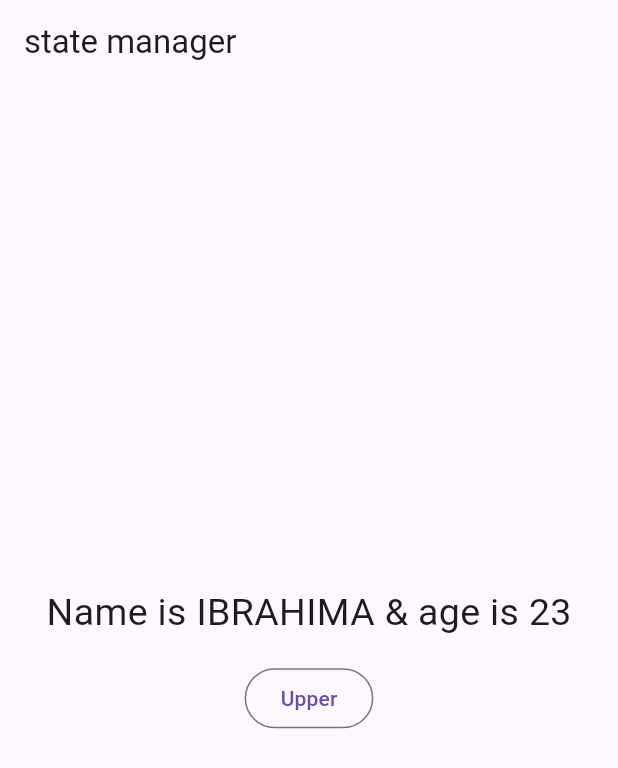
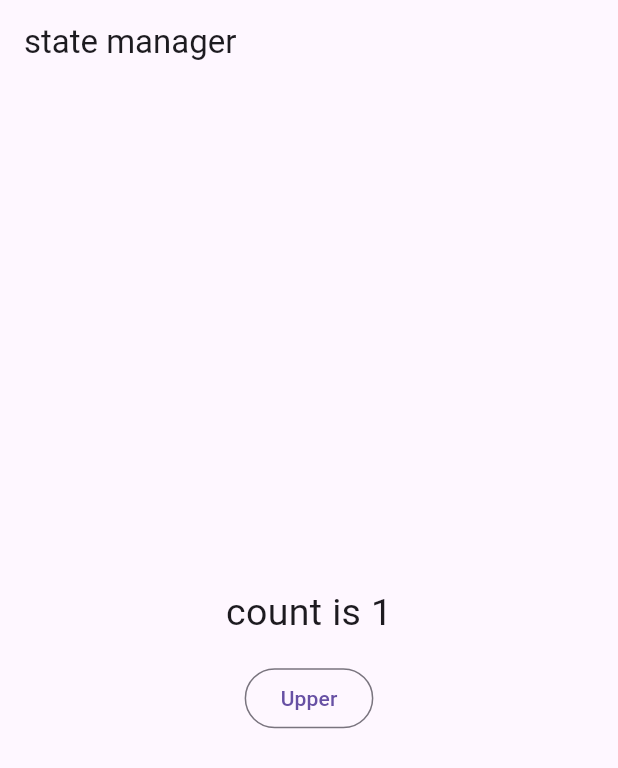
Before and after one commit to LINDEX171/getx, a Flutter app: the screen it shows after launch, after a tap on "Upper", on a phone screen of 412 x 824 dp. Shown: the top 768 px of the screen. Run offline on Flutter 3.47's test engine with Material 3 defaults, Android fonts, the phone set to English and light mode, and no system bars; our stand-ins replace get.

Commit message:
getx xith controller type using init

```diff
--- a/lib/my_controller.dart
+++ b/lib/my_controller.dart
@@ -2,10 +2,9 @@ import 'package:get/get.dart';
 import 'package:getx/student.dart';
 
 class MyController extends GetxController {
-  var student = Student(name:"ibrahima",age: 23).obs;
-  void convertToUpperCase() {
-    student.update((student) {
-      student?.name = student?.name.toString().toUpperCase();
-    });
+  var count = 0.obs;
+
+  void increment (){
+    count++;
   }
 }
--- a/lib/reac.dart
+++ b/lib/reac.dart
@@ -16,7 +16,7 @@ class _ReacPageState extends State<ReacPage> {
 
 
   //create a object of mycontrolller class (create the instance of controlller)
-  MyController myController =  Get.put(MyController());
+  // MyController myController =  Get.put(MyController());
 
   @override
   Widget build(BuildContext context) {
@@ -27,17 +27,15 @@ class _ReacPageState extends State<ReacPage> {
           mainAxisAlignment: MainAxisAlignment.center,
           crossAxisAlignment: CrossAxisAlignment.center,
           children: [
-            Obx(
-              () => Text(
-                  "Name is ${myController.student.value.name} & age is ${myController.student.value.age}",
-                  style: TextStyle(fontSize: 25)),
-            ),
+            GetX<MyController>(init: MyController(), builder: (controller) {
+              return Text("count is ${controller.count}",style: TextStyle(fontSize: 25),);
+            },),
             SizedBox(
               height: 15,
             ),
             OutlinedButton(
                 onPressed: () {
-                  myController.convertToUpperCase();
+                Get.find<MyController>().increment();
                 },
                 child: Text("Upper")),
           ],
```
